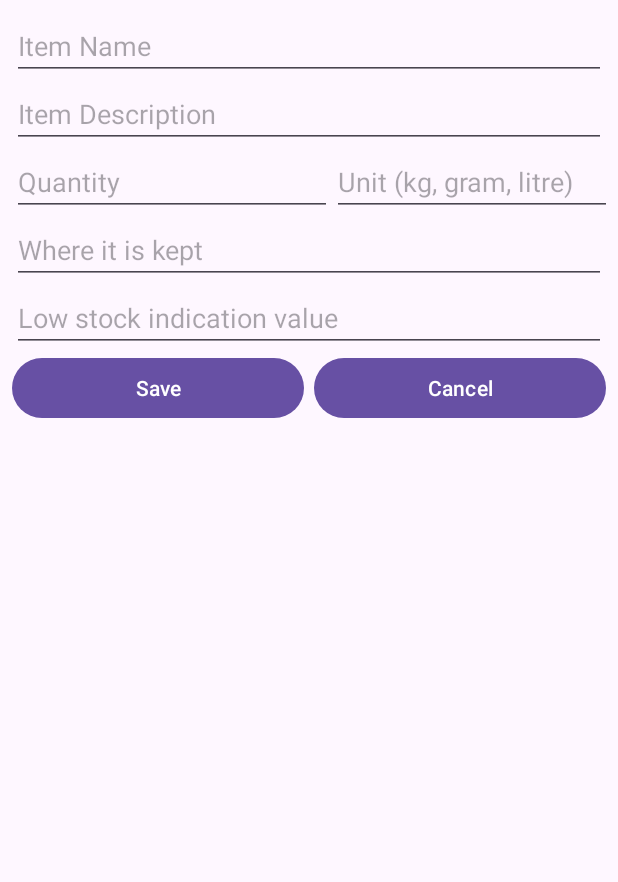
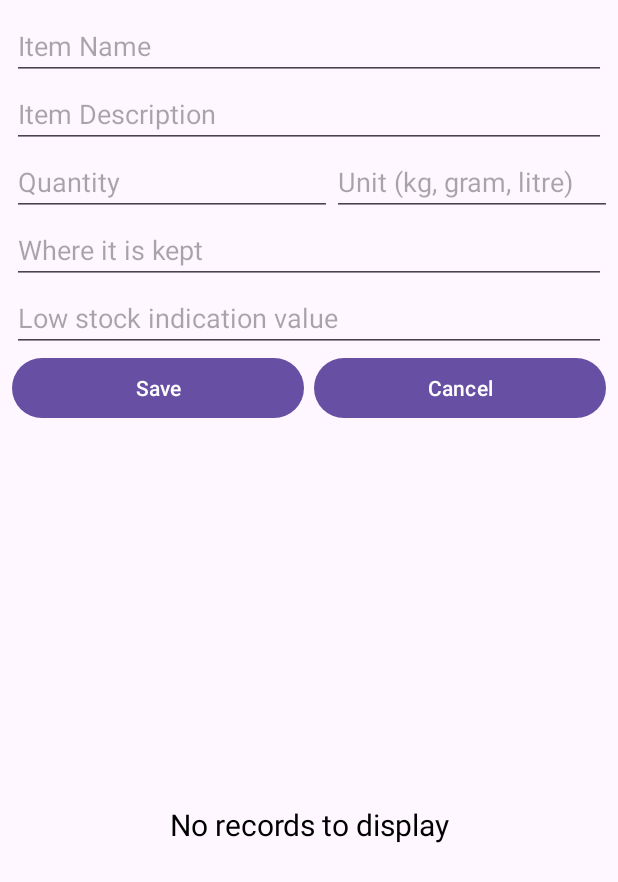
Before and after one commit to joshiashish191/Grocery_Planner, an Android app: the AddGroceryFragment screen opened through its navigation route, on a phone screen of 412 x 824 dp. Shown: the top 882 px of the screen. Run offline under Robolectric (Android 15) with nearby library versions, the phone set to English and light mode, and no system bars; our stand-ins replace Room's generated code, data binding.

Commit message:
Delete Modification records feature

```diff
--- a/app/src/main/java/net/softglobe/groceryplanner/model/GroceryDao.kt
+++ b/app/src/main/java/net/softglobe/groceryplanner/model/GroceryDao.kt
@@ -19,7 +19,10 @@ interface GroceryDao {
     suspend fun deleteGroceryItem(id: Int)
 
     @Query("DELETE FROM Modification WHERE itemId = :id")
-    suspend fun deleteModifications(id : Int)
+    suspend fun deleteAllModificationsByGroceryItemId(id : Int)
+
+    @Query("DELETE FROM Modification WHERE id = :id")
+    suspend fun deleteSingleModificationEntry(id : Int)
 
     @Update
     suspend fun updateGroceryItem(grocery: Grocery)
--- a/app/src/main/res/layout/fragment_add_grocery.xml
+++ b/app/src/main/res/layout/fragment_add_grocery.xml
@@ -99,23 +99,48 @@
         <TextView
             android:id="@+id/mod_title"
             style="@style/grocery_item_title"
-            android:layout_width="match_parent"
+            android:layout_width="0dp"
             android:layout_height="wrap_content"
+            android:layout_marginTop="8dp"
             android:text="Last Modifications"
+            android:visibility="gone"
+            app:layout_constraintEnd_toStartOf="@+id/clr_all_mod_btn"
+            app:layout_constraintStart_toStartOf="parent"
             app:layout_constraintTop_toBottomOf="@id/btn_save"
+            tools:visibility="visible" />
+
+        <Button
+            android:id="@+id/clr_all_mod_btn"
+            android:layout_width="wrap_content"
+            android:layout_height="wrap_content"
+            android:text="Clear all"
+            app:layout_constraintTop_toTopOf="@id/mod_title"
+            app:layout_constraintBottom_toBottomOf="@id/mod_title"
+            app:layout_constraintEnd_toEndOf="parent"
             android:layout_marginTop="8dp"
             android:layout_marginStart="8dp"
             android:visibility="gone"
-            tools:visibility="visible"/>
+            tools:visibility="visible" />
 
         <androidx.recyclerview.widget.RecyclerView
             android:id="@+id/rv_modifications"
             android:layout_marginTop="5dp"
             android:layout_width="match_parent"
-            android:layout_height="353dp"
+            android:layout_height="0dp"
             tools:listitem="@layout/item_modification"
-            app:layout_constraintTop_toBottomOf="@id/mod_title"
+            app:layout_constraintTop_toBottomOf="@id/clr_all_mod_btn"
+            app:layout_constraintBottom_toBottomOf="parent"
             android:visibility="gone"
-            tools:visibility="visible"/>
+            tools:visibility="gone"/>
+        <TextView
+            android:id="@+id/no_records_title"
+            style="@style/grocery_item_subtitle"
+            android:layout_width="wrap_content"
+            android:layout_height="wrap_content"
+            app:layout_constraintTop_toBottomOf="@id/clr_all_mod_btn"
+            app:layout_constraintBottom_toBottomOf="parent"
+            android:text="No records to display"
+            app:layout_constraintStart_toStartOf="parent"
+            app:layout_constraintEnd_toEndOf="parent"/>
     </androidx.constraintlayout.widget.ConstraintLayout>
 </layout>
--- a/app/src/main/res/values/strings.xml
+++ b/app/src/main/res/values/strings.xml
@@ -3,4 +3,5 @@
     <!-- TODO: Remove or change this placeholder text -->
     <string name="hello_blank_fragment">Hello blank fragment</string>
     <string name="delete_warning">Do you really want to delete this record? All of its modification details will also be deleted.</string>
+    <string name="delete_modification_warning">Do you want to delete this modification entry?</string>
 </resources>
```
Also changed, not shown: app/src/main/java/net/softglobe/groceryplanner/model/Repository.kt (+6 -2 lines), app/src/main/java/net/softglobe/groceryplanner/model/adapters/ModificationsListAdapter.kt (+37 -1 lines), app/src/main/java/net/softglobe/groceryplanner/view/AddGroceryFragment.kt (+24 -1 lines), app/src/main/java/net/softglobe/groceryplanner/viewmodel/MainViewModel.kt (+13 -1 lines).
